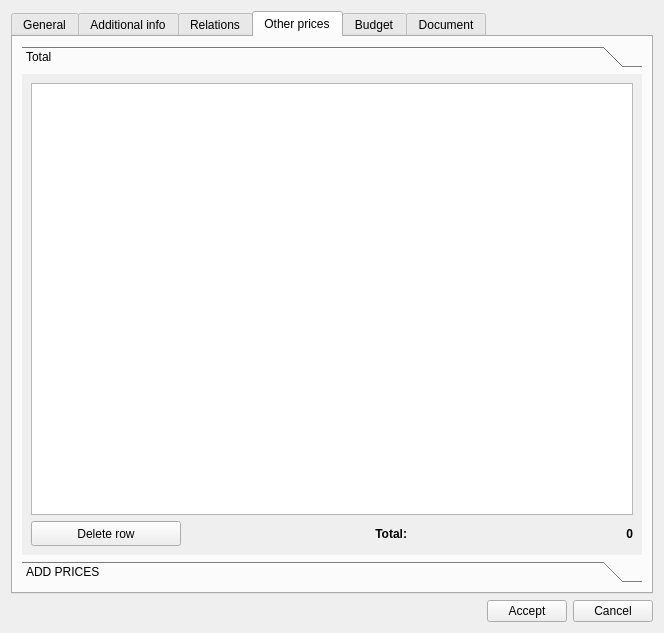
The window that core/ui/toolbars/plan/psector.ui (Giswater/giswater_qgis_plugin) describes before a commit, drawn with Qt 5.
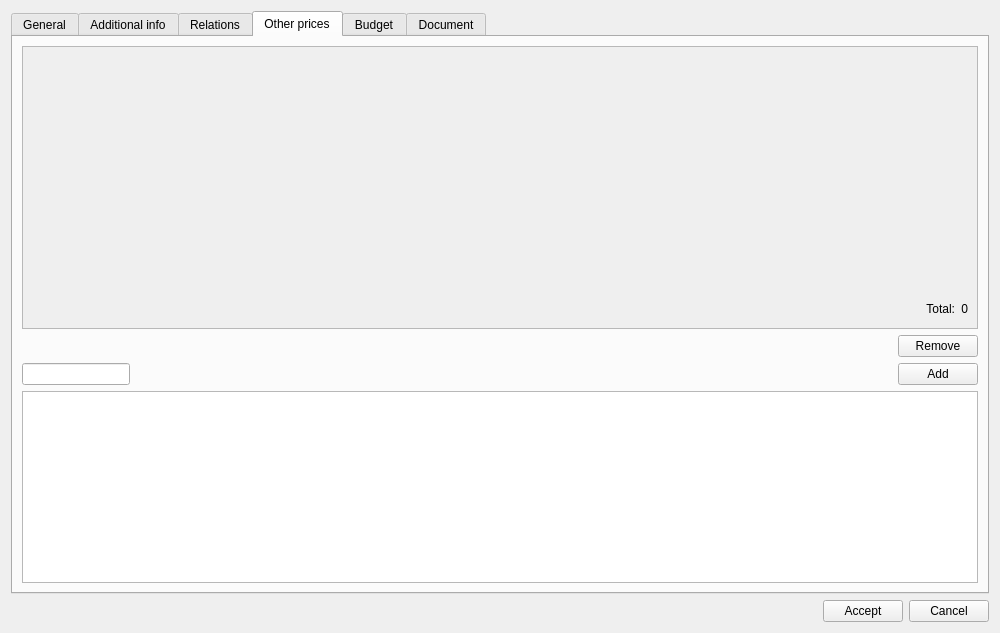
The same window after the commit. The open tabs and pages were chosen to show the change. Icons and pictures are not drawn.

Commit message: Enhancement: refactor tab_price from psector form

Diff of the .ui file:
```diff
--- a/core/ui/toolbars/plan/psector.ui
+++ b/core/ui/toolbars/plan/psector.ui
@@ -6,10 +6,16 @@
    <rect>
     <x>0</x>
     <y>0</y>
-    <width>664</width>
+    <width>1000</width>
     <height>633</height>
    </rect>
   </property>
+  <property name="maximumSize">
+   <size>
+    <width>1000</width>
+    <height>16777215</height>
+   </size>
+  </property>
   <property name="windowTitle">
    <string>Plan psector</string>
   </property>
@@ -780,108 +786,40 @@
       <attribute name="title">
        <string>Other prices</string>
       </attribute>
-      <layout class="QHBoxLayout" name="horizontalLayout_10">
-       <item>
-        <layout class="QVBoxLayout" name="verticalLayout_7">
-         <item>
-          <widget class="QToolBox" name="toolBox">
-           <property name="currentIndex">
-            <number>0</number>
-           </property>
-           <widget class="QWidget" name="page">
-            <property name="geometry">
-             <rect>
-              <x>0</x>
-              <y>0</y>
-              <width>620</width>
-              <height>484</height>
-             </rect>
-            </property>
-            <attribute name="label">
-             <string>Total</string>
-            </attribute>
-            <layout class="QVBoxLayout" name="verticalLayout_8">
-             <item>
-              <widget class="QTableView" name="selected_rows">
-               <property name="sortingEnabled">
-                <bool>true</bool>
-               </property>
-              </widget>
-             </item>
-             <item>
-              <layout class="QHBoxLayout" name="horizontalLayout_12">
-               <item>
-                <widget class="QPushButton" name="btn_unselect">
-                 <property name="minimumSize">
-                  <size>
-                   <width>0</width>
-                   <height>25</height>
-                  </size>
-                 </property>
-                 <property name="maximumSize">
+      <layout class="QGridLayout" name="gridLayout_9">
+       <item row="1" column="1">
+        <widget class="QPushButton" name="btn_remove">
+         <property name="text">
+          <string>Remove</string>
+         </property>
+        </widget>
+       </item>
+       <item row="1" column="0">
+        <spacer name="horizontalSpacer_23">
+         <property name="orientation">
+          <enum>Qt::Horizontal</enum>
+         </property>
+         <property name="sizeHint" stdset="0">
                   <size>
-                   <width>150</width>
-                   <height>16777215</height>
-                  </size>
-                 </property>
-                 <property name="text">
-                  <string>Delete row</string>
-                 </property>
-                </widget>
-               </item>
-               <item>
-                <widget class="QLabel" name="lbl_psector_type_2">
-                 <property name="font">
-                  <font>
-                   <weight>75</weight>
-                   <bold>true</bold>
-                  </font>
-                 </property>
-                 <property name="text">
-                  <string>Total:</string>
-                 </property>
-                 <property name="alignment">
-                  <set>Qt::AlignRight|Qt::AlignTrailing|Qt::AlignVCenter</set>
-                 </property>
-                </widget>
-               </item>
-               <item>
-                <widget class="QLabel" name="lbl_total">
-                 <property name="font">
-                  <font>
-                   <weight>75</weight>
-                   <bold>true</bold>
-                  </font>
-                 </property>
-                 <property name="text">
-                  <string>0</string>
-                 </property>
-                 <property name="alignment">
-                  <set>Qt::AlignRight|Qt::AlignTrailing|Qt::AlignVCenter</set>
-                 </property>
-                </widget>
-               </item>
-              </layout>
-             </item>
-            </layout>
-           </widget>
-           <widget class="QWidget" name="page_2">
-            <property name="geometry">
-             <rect>
-              <x>0</x>
-              <y>0</y>
-              <width>161</width>
-              <height>139</height>
-             </rect>
-            </property>
-            <attribute name="label">
-             <string>ADD PRICES</string>
-            </attribute>
-            <layout class="QVBoxLayout" name="verticalLayout_9">
-             <item>
+           <width>40</width>
+           <height>20</height>
+          </size>
+         </property>
+        </spacer>
+       </item>
+       <item row="2" column="0" colspan="2">
+        <layout class="QGridLayout" name="gridLayout_4">
+         <item row="0" column="0">
               <layout class="QHBoxLayout" name="horizontalLayout_11">
                <item>
-                <widget class="QLineEdit" name="txt_name"/>
+            <widget class="QLineEdit" name="txt_name">
+             <property name="sizePolicy">
+              <sizepolicy hsizetype="Preferred" vsizetype="Fixed">
+               <horstretch>0</horstretch>
+               <verstretch>0</verstretch>
+              </sizepolicy>
+             </property>
+            </widget>
                </item>
                <item>
                 <spacer name="horizontalSpacer_17">
@@ -898,6 +836,12 @@
                </item>
                <item>
                 <widget class="QPushButton" name="btn_select">
+             <property name="sizePolicy">
+              <sizepolicy hsizetype="Minimum" vsizetype="Fixed">
+               <horstretch>0</horstretch>
+               <verstretch>0</verstretch>
+              </sizepolicy>
+             </property>
                  <property name="text">
                   <string>Add</string>
                  </property>
@@ -905,25 +849,91 @@
                </item>
               </layout>
              </item>
-             <item>
+         <item row="1" column="0">
               <widget class="QTableView" name="all_rows">
+           <property name="sizePolicy">
+            <sizepolicy hsizetype="Expanding" vsizetype="Preferred">
+             <horstretch>0</horstretch>
+             <verstretch>0</verstretch>
+            </sizepolicy>
+           </property>
                <property name="sortingEnabled">
                 <bool>true</bool>
                </property>
               </widget>
              </item>
-             <item>
-              <widget class="QLabel" name="lbl_descript">
+        </layout>
+       </item>
+       <item row="0" column="0" colspan="2">
+        <widget class="QScrollArea" name="scrollArea">
+         <property name="widgetResizable">
+          <bool>true</bool>
+         </property>
+         <widget class="QWidget" name="scrollAreaWidgetContents_2">
+          <property name="geometry">
+           <rect>
+            <x>0</x>
+            <y>0</y>
+            <width>956</width>
+            <height>278</height>
+           </rect>
+          </property>
+          <layout class="QGridLayout" name="gridLayout_3">
+           <item row="2" column="1">
+            <widget class="QLabel" name="lbl_total">
+             <property name="layoutDirection">
+              <enum>Qt::LeftToRight</enum>
+             </property>
                <property name="text">
-                <string/>
-               </property>
-              </widget>
-             </item>
-            </layout>
-           </widget>
-          </widget>
-         </item>
-        </layout>
+              <string>Total:</string>
+             </property>
+             <property name="alignment">
+              <set>Qt::AlignRight|Qt::AlignTrailing|Qt::AlignVCenter</set>
+             </property>
+            </widget>
+           </item>
+           <item row="2" column="2">
+            <widget class="QLabel" name="lbl_total_count">
+             <property name="text">
+              <string>0</string>
+             </property>
+             <property name="alignment">
+              <set>Qt::AlignRight|Qt::AlignTrailing|Qt::AlignVCenter</set>
+             </property>
+            </widget>
+           </item>
+           <item row="0" column="0" colspan="3">
+            <layout class="QGridLayout" name="lyt_price"/>
+           </item>
+           <item row="2" column="0">
+            <spacer name="horizontalSpacer_27">
+             <property name="orientation">
+              <enum>Qt::Horizontal</enum>
+             </property>
+             <property name="sizeHint" stdset="0">
+              <size>
+               <width>40</width>
+               <height>20</height>
+              </size>
+             </property>
+            </spacer>
+           </item>
+           <item row="1" column="0" colspan="3">
+            <spacer name="verticalSpacer_4">
+             <property name="orientation">
+              <enum>Qt::Vertical</enum>
+             </property>
+             <property name="sizeHint" stdset="0">
+              <size>
+               <width>20</width>
+               <height>40</height>
+              </size>
+             </property>
+            </spacer>
+           </item>
+          </layout>
+         </widget>
+        </widget>
        </item>
       </layout>
      </widget>
```
Left out of the diff: 4 changed lines with no effect on the pictures. Lines whose indentation alone changed are shown as unchanged. The commit also changes 1 other file.
